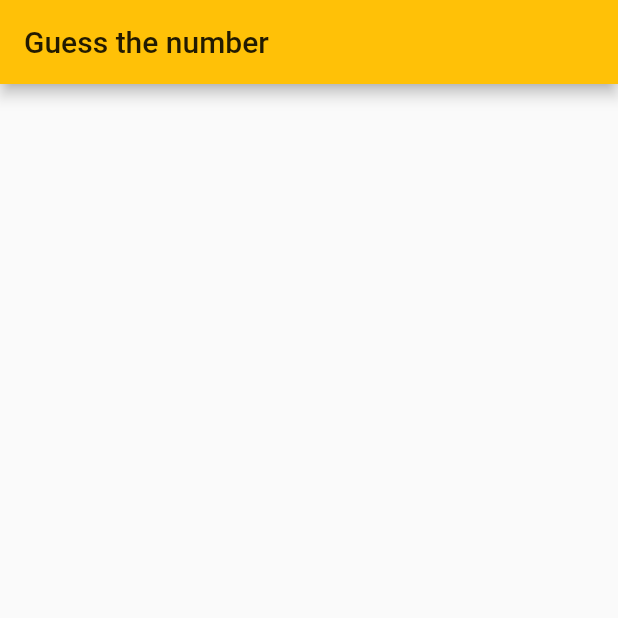
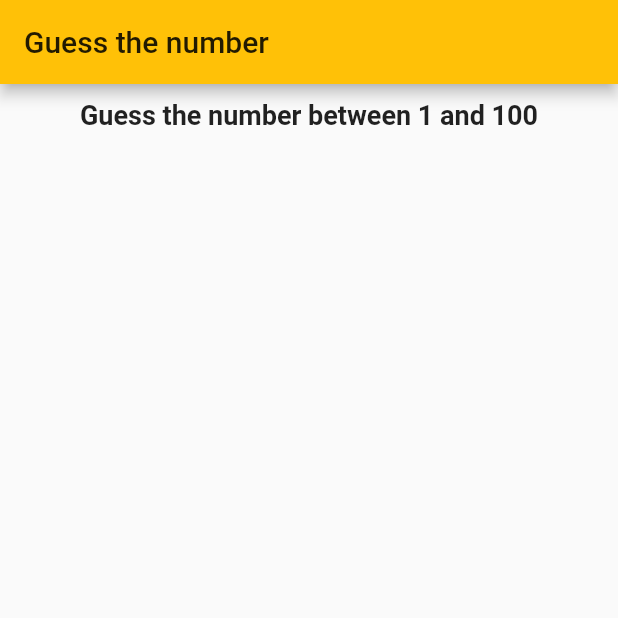
Before and after one commit to samuell324/flutter_app, a Flutter app: the screen it shows after launch, on a phone screen of 412 x 824 dp, the top half of it. Run offline on Flutter 3.47's test engine with Material 2 defaults, Android fonts, the phone set to English and light mode, and no system bars.

Commit message:
add Padding widget with Text

```diff
--- a/lib/main.dart
+++ b/lib/main.dart
@@ -1,5 +1,7 @@
+import 'package:flutter/cupertino.dart';
 import 'package:flutter/material.dart';
 import 'dart:math';
+
 void main() {
   runApp(MyApp());
 }
@@ -10,9 +12,7 @@ class MyApp extends StatelessWidget {
     String title = 'Guess the number';
     return MaterialApp(
       title: title,
-      theme: ThemeData(
-          primaryColor: Colors.amber
-      ),
+      theme: ThemeData(primaryColor: Colors.amber),
       home: HomePage(title: title),
     );
   }
@@ -21,6 +21,7 @@ class MyApp extends StatelessWidget {
 class HomePage extends StatefulWidget {
   HomePage({Key key, this.title}) : super(key: key);
   final String title;
+
   @override
   _HomePageState createState() => _HomePageState();
 }
@@ -28,13 +29,26 @@ class HomePage extends StatefulWidget {
 class _HomePageState extends State<HomePage> {
   static Random random = new Random();
   int randomNumber = random.nextInt(100) + 1;
+
   @override
   Widget build(BuildContext context) {
     return Scaffold(
       appBar: AppBar(
         title: Text(widget.title),
       ),
-      body: Center(),
+      body: Center(
+        child: Column(
+          children: [
+            Padding(
+              padding: const EdgeInsets.all(10),
+              child: Text(
+                "Guess the number between 1 and 100",
+                style: TextStyle(fontSize: 18, fontWeight: FontWeight.bold),
+              ),
+            ),
+          ],
+        ),
+      ),
     );
   }
 }
```
